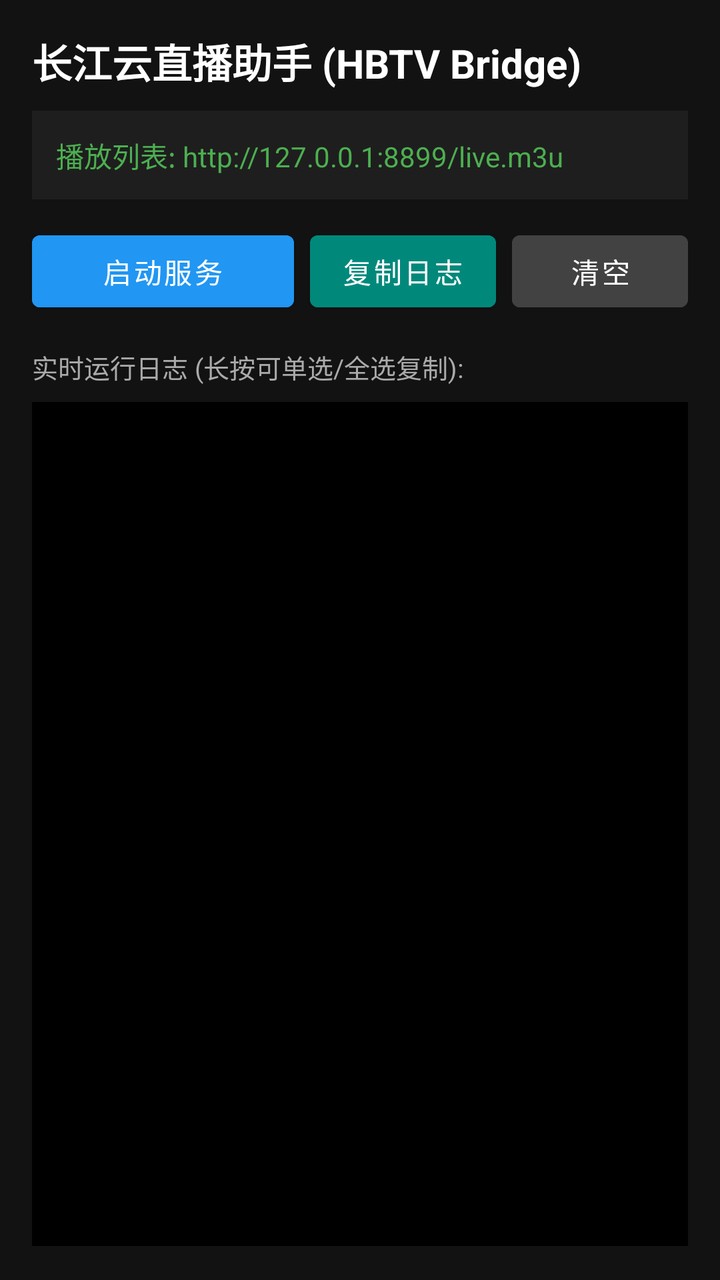
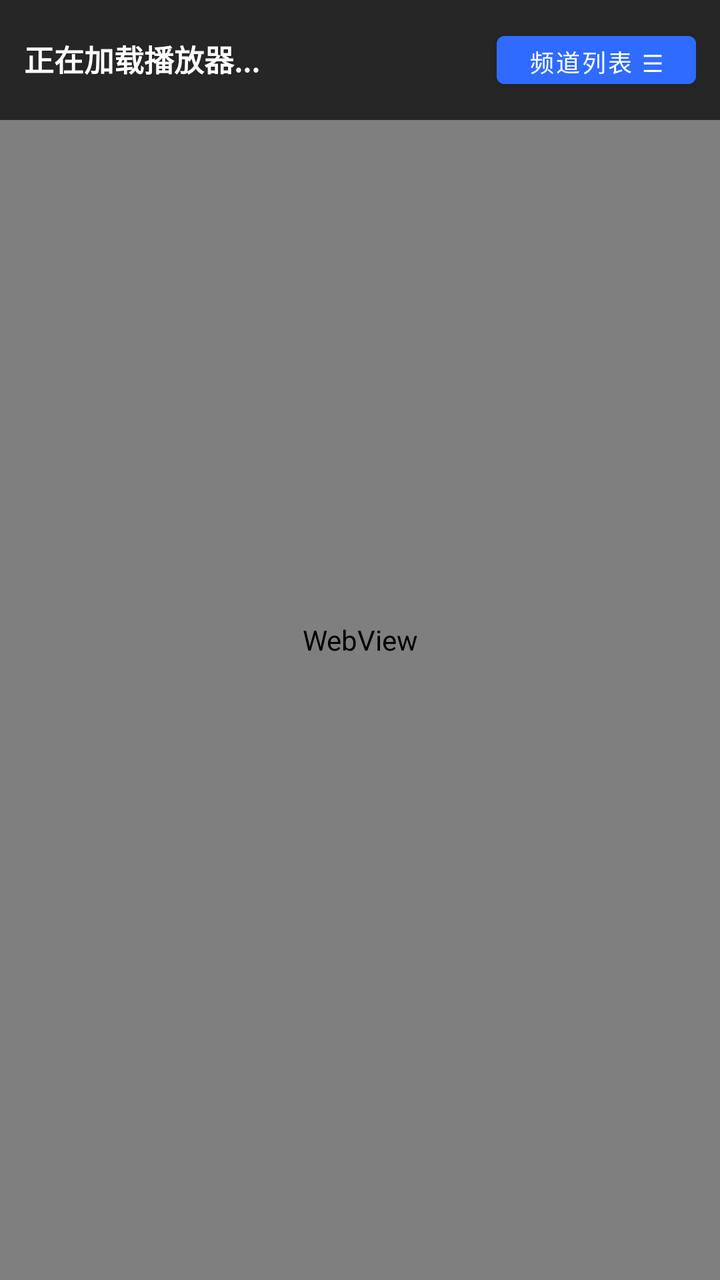

The first picture is an Android layout as it rendered before a commit; the second is the same layout after the commit. The layout source and the unified diff follow.
<!-- AndroidManifest.xml: application theme Theme.MaterialComponents.Light.NoActionBar -->
<!-- res/layout/activity_main.xml -->
<?xml version="1.0" encoding="utf-8"?>
<LinearLayout xmlns:android="http://schemas.android.com/apk/res/android"
    android:layout_width="match_parent"
    android:layout_height="match_parent"
    android:background="#121212"
    android:orientation="vertical"
    android:padding="16dp">

    
    <TextView
        android:layout_width="wrap_content"
        android:layout_height="wrap_content"
        android:text="长江云直播助手 (HBTV Bridge)"
        android:textColor="#FFFFFF"
        android:textSize="20sp"
        android:textStyle="bold" />

    
    <TextView
        android:id="@+id/tvM3uUrl"
        android:layout_width="match_parent"
        android:layout_height="wrap_content"
        android:layout_marginTop="10dp"
        android:background="#1E1E1E"
        android:padding="12dp"
        android:text="播放列表: http://127.0.0.1:8899/live.m3u"
        android:textColor="#4CAF50"
        android:textIsSelectable="true"
        android:textSize="14sp" />

    
    <LinearLayout
        android:layout_width="match_parent"
        android:layout_height="wrap_content"
        android:layout_marginTop="12dp"
        android:orientation="horizontal">

        <Button
            android:id="@+id/btnToggle"
            android:layout_width="0dp"
            android:layout_height="wrap_content"
            android:layout_weight="1"
            android:backgroundTint="#2196F3"
            android:focusable="true"
            android:text="启动服务"
            android:textColor="#FFFFFF" />

        <Button
            android:id="@+id/btnCopy"
            android:layout_width="wrap_content"
            android:layout_height="wrap_content"
            android:layout_marginStart="8dp"
            android:backgroundTint="#00897B"
            android:focusable="true"
            android:text="复制日志"
            android:textColor="#FFFFFF" />

        <Button
            android:id="@+id/btnClear"
            android:layout_width="wrap_content"
            android:layout_height="wrap_content"
            android:layout_marginStart="8dp"
            android:backgroundTint="#424242"
            android:focusable="true"
            android:text="清空"
            android:textColor="#FFFFFF" />
    </LinearLayout>

    
    <TextView
        android:layout_width="wrap_content"
        android:layout_height="wrap_content"
        android:layout_marginTop="14dp"
        android:text="实时运行日志 (长按可单选/全选复制):"
        android:textColor="#AAAAAA"
        android:textSize="13sp" />

    
    <ScrollView
        android:id="@+id/scrollView"
        android:layout_width="match_parent"
        android:layout_height="0dp"
        android:layout_marginTop="8dp"
        android:layout_weight="1"
        android:background="#000000"
        android:padding="8dp">

        
        <TextView
            android:id="@+id/tvLogs"
            android:layout_width="match_parent"
            android:layout_height="wrap_content"
            android:clickable="true"
            android:focusable="true"
            android:fontFamily="monospace"
            android:longClickable="true"
            android:textIsSelectable="true"
            android:textColor="#00FF66"
            android:textSize="11sp" />
    </ScrollView>

    
    <LinearLayout
        android:id="@+id/hiddenWebContainer"
        android:layout_width="1dp"
        android:layout_height="1dp"
        android:visibility="invisible"
        android:orientation="vertical" />
</LinearLayout>
<!-- resources referenced by this layout -->
<resources>

</resources>

<!-- the commit's change to res/layout/activity_main.xml (unified diff, before → after) -->
@@ -1,109 +1,122 @@
 <?xml version="1.0" encoding="utf-8"?>
-<LinearLayout xmlns:android="http://schemas.android.com/apk/res/android"
+<FrameLayout xmlns:android="http://schemas.android.com/apk/res/android"
+    xmlns:app="http://schemas.android.com/apk/res-auto"
     android:layout_width="match_parent"
     android:layout_height="match_parent"
-    android:background="#121212"
-    android:orientation="vertical"
-    android:padding="16dp">
+    android:background="#000000">
 
     
-    <TextView
-        android:layout_width="wrap_content"
-        android:layout_height="wrap_content"
-        android:text="长江云直播助手 (HBTV Bridge)"
-        android:textColor="#FFFFFF"
-        android:textSize="20sp"
-        android:textStyle="bold" />
-
-    
-    <TextView
-        android:id="@+id/tvM3uUrl"
+    <WebView
+        android:id="@+id/playerWebView"
         android:layout_width="match_parent"
-        android:layout_height="wrap_content"
-        android:layout_marginTop="10dp"
-        android:background="#1E1E1E"
-        android:padding="12dp"
-        android:text="播放列表: http://127.0.0.1:8899/live.m3u"
-        android:textColor="#4CAF50"
-        android:textIsSelectable="true"
-        android:textSize="14sp" />
+        android:layout_height="match_parent" />
 
     
     <LinearLayout
+        android:id="@+id/topBar"
         android:layout_width="match_parent"
         android:layout_height="wrap_content"
-        android:layout_marginTop="12dp"
-        android:orientation="horizontal">
+        android:background="#B3000000"
+        android:orientation="horizontal"
+        android:padding="12dp">
 
-        <Button
-            android:id="@+id/btnToggle"
+        <TextView
+            android:id="@+id/tvCurrentPlaying"
             android:layout_width="0dp"
             android:layout_height="wrap_content"
             android:layout_weight="1"
-            android:backgroundTint="#2196F3"
-            android:focusable="true"
-            android:text="启动服务"
-            android:textColor="#FFFFFF" />
+            android:text="正在加载播放器..."
+            android:textColor="#FFFFFF"
+            android:textSize="15sp"
+            android:textStyle="bold" />
 
         <Button
-            android:id="@+id/btnCopy"
+            android:id="@+id/btnToggleDrawer"
             android:layout_width="wrap_content"
-            android:layout_height="wrap_content"
-            android:layout_marginStart="8dp"
-            android:backgroundTint="#00897B"
+            android:layout_height="36dp"
+            android:backgroundTint="#2F6BFF"
             android:focusable="true"
-            android:text="复制日志"
-            android:textColor="#FFFFFF" />
-
-        <Button
-            android:id="@+id/btnClear"
-            android:layout_width="wrap_content"
-            android:layout_height="wrap_content"
-            android:layout_marginStart="8dp"
-            android:backgroundTint="#424242"
-            android:focusable="true"
-            android:text="清空"
-            android:textColor="#FFFFFF" />
+            android:text="频道列表 ☰"
+            android:textColor="#FFFFFF"
+            android:textSize="12sp" />
     </LinearLayout>
 
     
-    <TextView
-        android:layout_width="wrap_content"
-        android:layout_height="wrap_content"
-        android:layout_marginTop="14dp"
-        android:text="实时运行日志 (长按可单选/全选复制):"
-        android:textColor="#AAAAAA"
-        android:textSize="13sp" />
+    <LinearLayout
+        android:id="@+id/channelDrawer"
+        android:layout_width="320dp"
+        android:layout_height="match_parent"
+        android:layout_gravity="start"
+        android:background="#E61A1A2E"
+        android:orientation="vertical"
+        android:padding="12dp"
+        android:visibility="gone">
 
-    
-    <ScrollView
-        android:id="@+id/scrollView"
-        android:layout_width="match_parent"
-        android:layout_height="0dp"
-        android:layout_marginTop="8dp"
-        android:layout_weight="1"
-        android:background="#000000"
-        android:padding="8dp">
+        <TextView
+            android:layout_width="wrap_content"
+            android:layout_height="wrap_content"
+            android:text="切换频道"
+            android:textColor="#FFFFFF"
+            android:textSize="18sp"
+            android:textStyle="bold" />
 
         
-        <TextView
-            android:id="@+id/tvLogs"
+        <LinearLayout
             android:layout_width="match_parent"
             android:layout_height="wrap_content"
-            android:clickable="true"
-            android:focusable="true"
-            android:fontFamily="monospace"
-            android:longClickable="true"
-            android:textIsSelectable="true"
-            android:textColor="#00FF66"
+            android:layout_marginTop="8dp"
+            android:orientation="horizontal">
+
+            <Button
+                android:id="@+id/tabCctv"
+                style="@style/Widget.MaterialComponents.Button.TextButton"
+                android:layout_width="0dp"
+                android:layout_height="wrap_content"
+                android:layout_weight="1"
+                android:text="央视"
+                android:textColor="#2F6BFF" />
+
+            <Button
+                android:id="@+id/tabSatellite"
+                style="@style/Widget.MaterialComponents.Button.TextButton"
+                android:layout_width="0dp"
+                android:layout_height="wrap_content"
+                android:layout_weight="1"
+                android:text="卫视"
+                android:textColor="#888888" />
+
+            <Button
+                android:id="@+id/tabLocal"
+                style="@style/Widget.MaterialComponents.Button.TextButton"
+                android:layout_width="0dp"
+                android:layout_height="wrap_content"
+                android:layout_weight="1"
+                android:text="湖北"
+                android:textColor="#888888" />
+        </LinearLayout>
+
+        
+        <androidx.recyclerview.widget.RecyclerView
+            android:id="@+id/rvChannels"
+            android:layout_width="match_parent"
+            android:layout_height="0dp"
+            android:layout_weight="1"
+            android:paddingTop="8dp" />
+
+        <TextView
+            android:layout_width="match_parent"
+            android:layout_height="wrap_content"
+            android:layout_marginTop="8dp"
+            android:text="订阅源: http://127.0.0.1:18888/live.m3u"
+            android:textColor="#4CAF50"
             android:textSize="11sp" />
-    </ScrollView>
+    </LinearLayout>
 
     
     <LinearLayout
         android:id="@+id/hiddenWebContainer"
         android:layout_width="1dp"
         android:layout_height="1dp"
-        android:visibility="invisible"
-        android:orientation="vertical" />
-</LinearLayout>
+        android:orientation="vertical"
+        android:visibility="invisible" />
+</FrameLayout>
